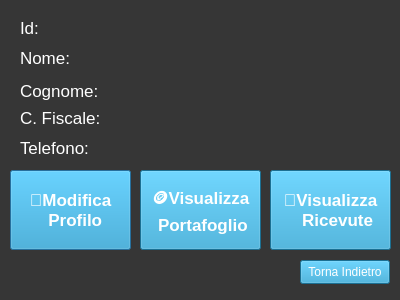
Qt form Viste/Cliente/GUI/profilo.ui (GiulianiM/Noleggio) before a commit.
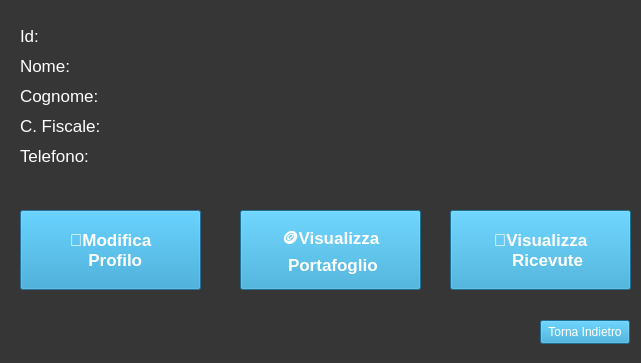
The same form after that commit. Icons and pictures are not drawn.

What changed in the file:
```diff
--- a/Viste/Cliente/GUI/profilo.ui
+++ b/Viste/Cliente/GUI/profilo.ui
@@ -6,8 +6,8 @@
    <rect>
     <x>0</x>
     <y>0</y>
-    <width>400</width>
-    <height>300</height>
+    <width>641</width>
+    <height>363</height>
    </rect>
   </property>
   <property name="windowTitle">
@@ -24,15 +24,16 @@
   <widget class="QPushButton" name="bottone_modifica">
    <property name="geometry">
     <rect>
-     <x>10</x>
-     <y>170</y>
-     <width>121</width>
+     <x>20</x>
+     <y>210</y>
+     <width>181</width>
      <height>80</height>
     </rect>
    </property>
    <property name="font">
     <font>
      <pointsize>13</pointsize>
+     <weight>75</weight>
      <bold>true</bold>
     </font>
    </property>
@@ -51,15 +52,16 @@
   <widget class="QPushButton" name="bottone_visualizza_portafoglio">
    <property name="geometry">
     <rect>
-     <x>140</x>
-     <y>170</y>
-     <width>121</width>
+     <x>240</x>
+     <y>210</y>
+     <width>181</width>
      <height>80</height>
     </rect>
    </property>
    <property name="font">
     <font>
      <pointsize>13</pointsize>
+     <weight>75</weight>
      <bold>true</bold>
     </font>
    </property>
@@ -75,15 +77,16 @@
   <widget class="QPushButton" name="bottone_visualizza_ricevute">
    <property name="geometry">
     <rect>
-     <x>270</x>
-     <y>170</y>
-     <width>121</width>
+     <x>450</x>
+     <y>210</y>
+     <width>181</width>
      <height>80</height>
     </rect>
    </property>
    <property name="font">
     <font>
      <pointsize>13</pointsize>
+     <weight>75</weight>
      <bold>true</bold>
     </font>
    </property>
@@ -99,8 +102,8 @@
   <widget class="QPushButton" name="back_button">
    <property name="geometry">
     <rect>
-     <x>300</x>
-     <y>260</y>
+     <x>540</x>
+     <y>320</y>
      <width>90</width>
      <height>24</height>
     </rect>
@@ -116,10 +119,10 @@
   <widget class="QLabel" name="telefono_label_to_edit">
    <property name="geometry">
     <rect>
-     <x>110</x>
-     <y>137</y>
-     <width>170</width>
-     <height>21</height>
+     <x>150</x>
+     <y>140</y>
+     <width>210</width>
+     <height>31</height>
     </rect>
    </property>
    <property name="font">
@@ -142,8 +145,8 @@
     <rect>
      <x>20</x>
      <y>20</y>
-     <width>31</width>
-     <height>16</height>
+     <width>41</width>
+     <height>31</height>
     </rect>
    </property>
    <property name="font">
@@ -161,10 +164,10 @@
   <widget class="QLabel" name="cf_label_to_edit">
    <property name="geometry">
     <rect>
-     <x>110</x>
-     <y>107</y>
-     <width>170</width>
-     <height>21</height>
+     <x>150</x>
+     <y>110</y>
+     <width>210</width>
+     <height>31</height>
     </rect>
    </property>
    <property name="font">
@@ -185,10 +188,10 @@
   <widget class="QLabel" name="cognome_label_to_edit">
    <property name="geometry">
     <rect>
-     <x>110</x>
-     <y>77</y>
-     <width>170</width>
-     <height>21</height>
+     <x>150</x>
+     <y>80</y>
+     <width>210</width>
+     <height>31</height>
     </rect>
    </property>
    <property name="font">
@@ -210,8 +213,8 @@
    <property name="geometry">
     <rect>
      <x>20</x>
-     <y>75</y>
-     <width>81</width>
+     <y>80</y>
+     <width>101</width>
      <height>31</height>
     </rect>
    </property>
@@ -232,8 +235,8 @@
     <rect>
      <x>20</x>
      <y>140</y>
-     <width>81</width>
-     <height>16</height>
+     <width>101</width>
+     <height>31</height>
     </rect>
    </property>
    <property name="font">
@@ -251,10 +254,10 @@
   <widget class="QLabel" name="nome_label_to_edit">
    <property name="geometry">
     <rect>
-     <x>110</x>
-     <y>47</y>
-     <width>170</width>
-     <height>21</height>
+     <x>150</x>
+     <y>50</y>
+     <width>210</width>
+     <height>31</height>
     </rect>
    </property>
    <property name="font">
@@ -275,10 +278,10 @@
   <widget class="QLabel" name="id_label_to_edit">
    <property name="geometry">
     <rect>
-     <x>110</x>
-     <y>17</y>
-     <width>170</width>
-     <height>21</height>
+     <x>150</x>
+     <y>20</y>
+     <width>210</width>
+     <height>31</height>
     </rect>
    </property>
    <property name="font">
@@ -301,8 +304,8 @@
     <rect>
      <x>20</x>
      <y>110</y>
-     <width>81</width>
-     <height>16</height>
+     <width>101</width>
+     <height>31</height>
     </rect>
    </property>
    <property name="font">
@@ -322,8 +325,8 @@
     <rect>
      <x>20</x>
      <y>50</y>
-     <width>51</width>
-     <height>16</height>
+     <width>71</width>
+     <height>31</height>
     </rect>
    </property>
    <property name="font">
```
